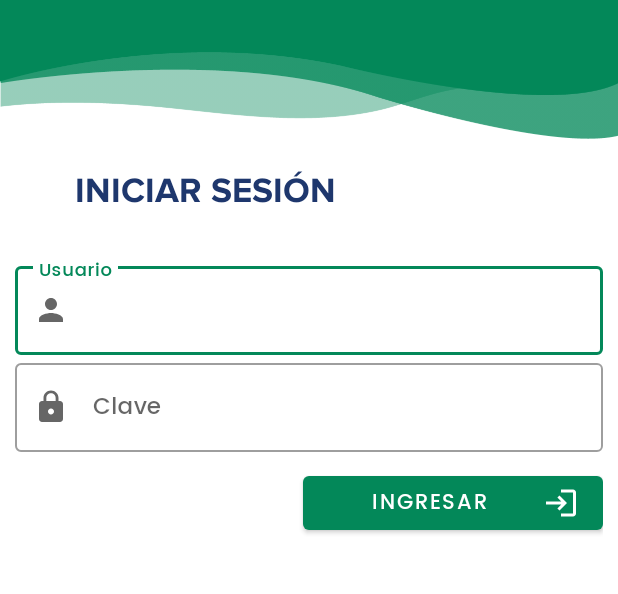
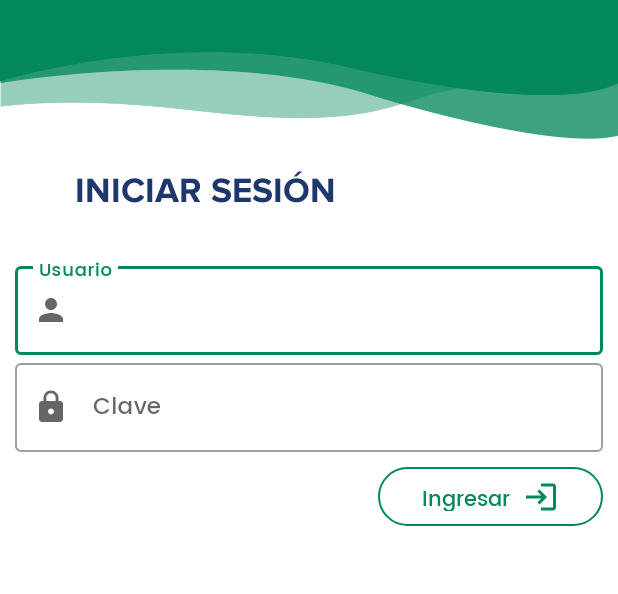
Before and after one commit to Jotocas/VediCorp, an Android app: the screen it shows after launch (LoginActivity), on a phone screen of 412 x 824 dp, the part 271-865 px from its top. Run offline under Robolectric (Android 15) with nearby library versions, the phone set to English and light mode, and no system bars; libraries missing offline, so code that uses them is left out: com.facebook.stetho; 2 statements that could not run were skipped.

Commit message:
sigue bien

```diff
--- a/app/src/main/java/com/torresj/cliente/vedicorp/view/activity/MapsActivity.java
+++ b/app/src/main/java/com/torresj/cliente/vedicorp/view/activity/MapsActivity.java
@@ -97,7 +97,7 @@ public class MapsActivity extends FragmentActivity implements OnMapReadyCallback
         CameraUpdate cameraUpdate = CameraUpdateFactory.newLatLngBounds(bounds, width, height, padding);
 
         mMap.moveCamera(cameraUpdate);
-        mMap.animateCamera(CameraUpdateFactory.zoomTo(14)); //set the zoom level here
+        mMap.animateCamera(CameraUpdateFactory.zoomTo(11)); //set the zoom level here
 
 
    /*      LatLng sydney = new LatLng(-34, 151);
--- a/app/src/main/res/drawable/borde_redondo.xml
+++ b/app/src/main/res/drawable/borde_redondo.xml
@@ -3,7 +3,7 @@
 
     <solid android:color="#ffffff"/>
 
-    <stroke android:width="3dp"
+    <stroke android:width="1dp"
         android:color="@color/purple_500"/>
 
     <padding android:left="1dp"
--- a/app/src/main/res/layout/activity_login.xml
+++ b/app/src/main/res/layout/activity_login.xml
@@ -102,13 +102,20 @@
         android:layout_marginEnd="10dp"
         android:gravity="end">
 
-        <Button
+        <com.google.android.material.button.MaterialButton
             android:id="@+id/btnIniciarSesion"
-            android:layout_width="200dp"
-            android:layout_height="wrap_content"
-            android:drawableEnd="@drawable/ic_login"
-            android:drawableTint="#fff"
+            android:layout_width="150dp"
+            android:layout_marginLeft="30dp"
+            android:textAllCaps="false"
+            android:layout_height="39dp"
             android:fontFamily="@font/poppins_medium"
-            android:text="@string/label_start_session" />
+            android:text="@string/label_start_session"
+            android:textColor="@color/purple_500"
+            app:backgroundTint="@null"
+            android:background="@drawable/borde_redondo"
+            style="@style/Widget.AppCompat.Button.Borderless"
+            app:icon="@drawable/ic_login"
+            app:iconTint="@color/purple_500"
+            app:iconGravity="textEnd"/>
     </LinearLayout>
 </RelativeLayout>
```
Also changed, not shown: app/src/main/res/layout/item_cliente.xml (+7 -8 lines), app/src/main/res/layout/item_productos_venta.xml (+9 -10 lines).
